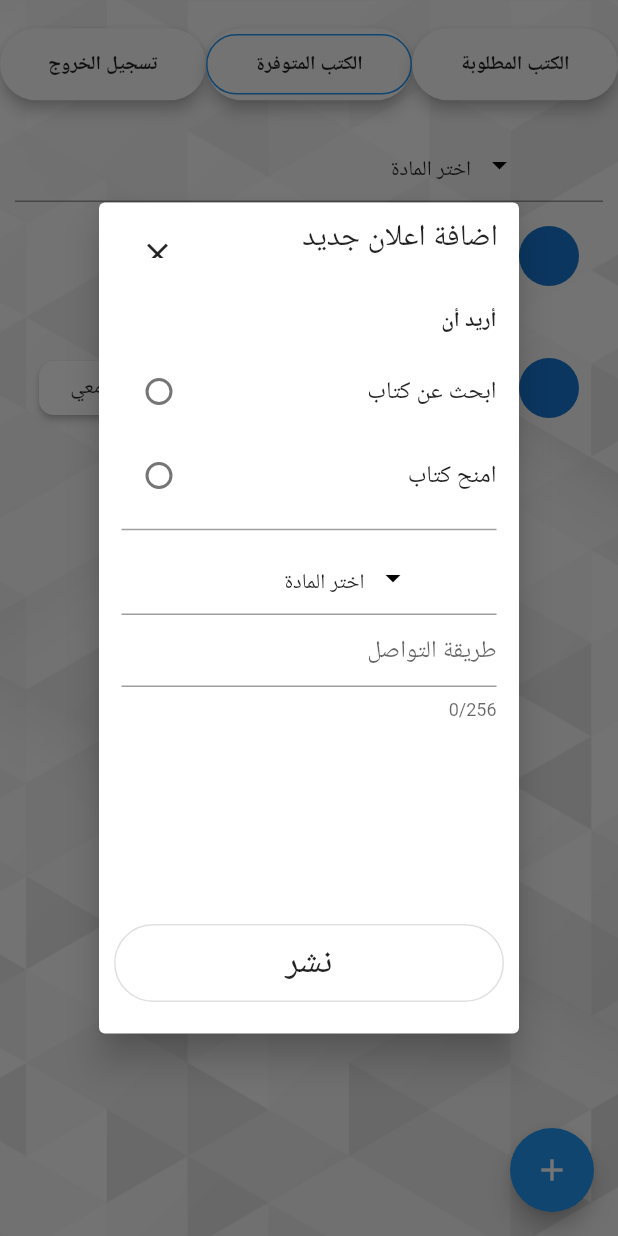
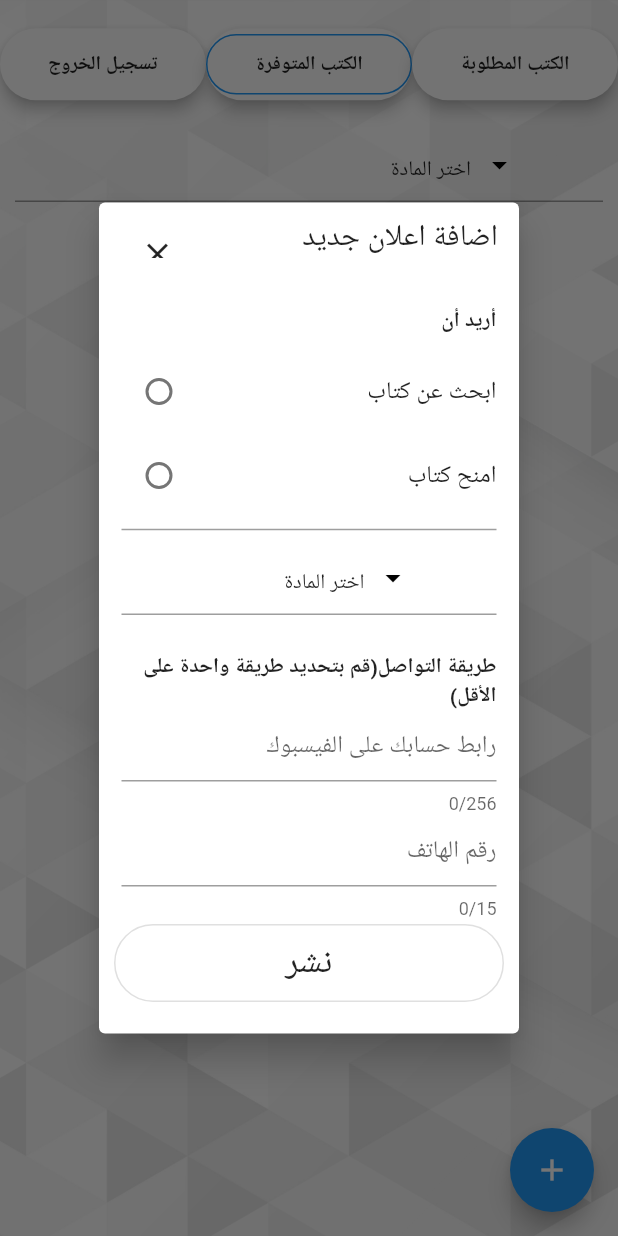
Before and after one commit to JosephJasin/Flare, a Flutter app: the screen it shows once a user with an empty profile is signed in, after a tap on the "add" icon, on a phone screen of 412 x 824 dp. Run offline on Flutter 3.47's test engine with Material 2 defaults, Android fonts, the phone set to English and light mode, and no system bars; drawn by our look-alikes of dropdown_search; our stand-ins replace cloud_firestore, firebase_auth, firebase_core, google_fonts, google_sign_in; accounts and stored records are empty; Roboto replaces fonts that are missing (Changa).

Commit message:
ui semi completed

```diff
--- a/lib/bookModel.dart
+++ b/lib/bookModel.dart
@@ -1,8 +1,9 @@
 import 'package:flutter/cupertino.dart';
 import 'package:cloud_firestore/cloud_firestore.dart';
+import 'package:flutter/material.dart';
 
 class Book {
-  final String uid, course, contactInfo;
+  final String uid, course, facebook, whatsapp, image, name;
   final bool isRequest;
 
   String id;
@@ -11,21 +12,30 @@ class Book {
     @required this.uid,
     @required this.isRequest,
     @required this.course,
-    @required this.contactInfo,
-  });
+    @required this.image,
+    @required this.name,
+    this.facebook,
+    this.whatsapp,
+  }) : assert(facebook != null || whatsapp != null);
 
   Book.fromJson(Map<String, dynamic> json, [this.id])
       : uid = json['uid'],
+        name = json['name'],
         isRequest = json['isRequest'],
         course = json['course'],
-        contactInfo = json['contactInfo'];
+        image = json['image'],
+        facebook = json['facebook'],
+        whatsapp = json['whatsapp'];
 
   Map<String, dynamic> get toJson {
     return {
       'uid': uid,
       'isRequest': isRequest,
       'course': course,
-      'contactInfo': contactInfo,
+      'image': image,
+      'name' : name,
+      'facebook': facebook,
+      'whatsapp': whatsapp,
     };
   }
 
@@ -46,19 +56,30 @@ class BookModel {
     return Book.fromJson(docSnap.data(), docSnap.id);
   }
 
-  static Future<List<Book>> getBooks(String faculty,
-      {String course, bool isRequest}) async {
-    Query query = _posts.where('faculty', isEqualTo: faculty);
+  static Future<List<Book>> getBooks(bool isRequest, {String course}) async {
+    Query query = _posts.where('isRequest', isEqualTo: isRequest);
 
-    if (course != null) query = query.where('course', isEqualTo: course);
+    if (course != null)
+      query = query.where('course' , isEqualTo: course);
 
-    if (isRequest != null)
-      query = query.where('isRequest', isEqualTo: isRequest);
-
-    QuerySnapshot querySnap = await query.get();
+    final querySnap = await query.get();
 
     return querySnap.docs
         .map((doc) => Book.fromJson(doc.data(), doc.id))
         .toList();
   }
 }
+
+String validFacebookUrl(String url) {
+  url = url.toLowerCase();
+  String pattern =
+      r"^((https://www.)|(https://)|(www.)|[ ])?facebook.com/[\w\.]{1,}";
+  RegExp validator = RegExp(pattern);
+  return validator.stringMatch(url);
+}
+
+String validPhoneNumber(String p) {
+  String pattern = r"^((00962)|(\+962)|(0))7[7-9]\d{7}$";
+  RegExp validator = RegExp(pattern);
+  return validator.stringMatch(p);
+}
--- a/lib/routes/addPostScreen.dart
+++ b/lib/routes/addPostScreen.dart
@@ -1,4 +1,3 @@
-import 'package:dropdown_search/dropdown_search.dart';
 import 'package:flare/providers.dart';
 import 'package:flare/widgets.dart';
 import 'package:flutter/cupertino.dart';
@@ -8,7 +7,6 @@ import 'package:provider/provider.dart';
 
 import '../bookModel.dart';
 
-import 'courses.dart';
 
 class AddPostScreen extends StatefulWidget {
   @override
@@ -22,7 +20,8 @@ class _AddPostScreenState extends State<AddPostScreen> {
 
   final sKey = GlobalKey<ScaffoldState>();
 
-  final contactController = TextEditingController();
+  final facebook = TextEditingController();
+  final whatsapp = TextEditingController();
 
   @override
   Widget build(BuildContext context) {
@@ -93,15 +92,34 @@ class _AddPostScreenState extends State<AddPostScreen> {
                   color: Colors.grey,
                   thickness: 1,
                 ),
-                DropDownSearchable(course),
+                DropDownSearchable(course , setState),
+                SizedBox(height: 25),
+                Text(
+                  'طريقة التواصل(قم بتحديد طريقة واحدة على الأقل)',
+                  textDirection: TextDirection.rtl,
+                  style: TextStyle(
+                    fontWeight: FontWeight.bold,
+                  ),
+                ),
                 TextFormField(
-                  controller: contactController,
+                  controller: facebook,
                   // textDirection: TextDirection.rtl,
                   textAlign: TextAlign.right,
+                  keyboardType: TextInputType.url,
                   maxLength: 256,
-                  maxLines: null,
+                  maxLines: 1,
                   decoration: InputDecoration(
-                    hintText: 'طريقة التواصل',
+                    hintText: 'رابط حسابك على الفيسبوك',
+                  ),
+                ),
+                TextFormField(
+                  controller: whatsapp,
+                  keyboardType: TextInputType.phone,
+                  textAlign: TextAlign.right,
+                  maxLength: 15,
+                  maxLines: 1,
+                  decoration: InputDecoration(
+                    hintText: 'رقم الهاتف',
                   ),
                 ),
               ],
@@ -126,15 +144,22 @@ class _AddPostScreenState extends State<AddPostScreen> {
               ),
             ),
             onPressed: () async {
-
+              facebook.text = facebook.text.trim();
+              whatsapp.text = whatsapp.text.trim();
 
               String error;
               if (isRequest == null)
                 error = 'قم باختيار نوع الأعلان';
-              else if (course == null)
+              else if (course.value == null)
                 error = 'قم باختيار اسم المادة';
-              else if (contactController.text.trim().isEmpty)
-                error = 'قم بادخال طريقة التواصل';
+              else if (facebook.text.isEmpty && whatsapp.text.isEmpty)
+                error = 'قم بادخال طريقة تواصل';
+
+              if (facebook.text.isNotEmpty &&
+                  validFacebookUrl(facebook.text) == null) {
+                error = 'رابط حساب الفيسوبك غير صحيح';
+              }
+
               if (error != null)
                 sKey.currentState
                   ..hideCurrentSnackBar()
@@ -153,10 +178,14 @@ class _AddPostScreenState extends State<AddPostScreen> {
                   );
               else {
                 await BookModel.addBook(Book(
-                    uid: context.read<Auth>().uid,
-                    isRequest: isRequest,
-                    course: course.value,
-                    contactInfo: contactController.text));
+                  uid: context.read<Auth>().uid,
+                  isRequest: isRequest,
+                  course: course.value,
+                  image: context.read<Auth>().currentUser.photoURL,
+                  name:  context.read<Auth>().currentUser.displayName,
+                  facebook: facebook.text.trim(),
+                  whatsapp: whatsapp.text.trim(),
+                ));
 
                 await Navigator.of(context).maybePop();
 
--- a/lib/routes/homeScreen.dart
+++ b/lib/routes/homeScreen.dart
@@ -1,12 +1,12 @@
+import 'package:flare/bookModel.dart';
+import 'package:flutter/cupertino.dart';
 import 'package:flutter/material.dart';
 
-import 'package:dropdown_search/dropdown_search.dart';
 import 'package:provider/provider.dart';
 
 import 'addPostScreen.dart';
 import '../widgets.dart';
 import '../providers.dart';
-import 'courses.dart';
 
 class HomeScreen extends StatefulWidget {
   @override
@@ -14,14 +14,15 @@ class HomeScreen extends StatefulWidget {
 }
 
 class _HomeScreenState extends State<HomeScreen> {
-  bool isRequest;
-
   final course = Wrapper<String>();
 
   final sKey = GlobalKey<ScaffoldState>();
 
+  final selectedScreen = Wrapper<int>(1);
+
   @override
   Widget build(BuildContext context) {
+    print('course = ${selectedScreen.value}');
     return Container(
       decoration: BoxDecoration(
         image: DecorationImage(
@@ -32,7 +33,7 @@ class _HomeScreenState extends State<HomeScreen> {
       child: Scaffold(
         key: sKey,
         backgroundColor: Colors.transparent,
-        appBar: MyAppBar(),
+        appBar: MyAppBar(selectedScreen , setState),
         floatingActionButton: FloatingActionButton(
           tooltip: 'اضافة اعلان جديد',
           child: Icon(
@@ -61,82 +62,99 @@ class _HomeScreenState extends State<HomeScreen> {
             }
           },
         ),
+
         body: LayoutBuilder(
           builder: (context, c) {
-            return Center(
-              child: ListView(
+            return FutureBuilder<List<Book>>(
+              future: BookModel.getBooks(selectedScreen.value != 1, course: course.value),
+              builder: (context, snap) {
+                List<Book> books = snap.data;
+                return ListView(
                   padding: c.maxWidth > 800
                       ? EdgeInsets.symmetric(horizontal: c.maxWidth / 3)
                       : EdgeInsets.symmetric(horizontal: 10),
                   children: [
-                  DropDownSearchable(course),
+                    DropDownSearchable(course, setState),
+                    if (snap.hasData)
+                      for (int i = 0; i < books.length; ++i)
                         ListTile(
                           title: Text(
-                      'يوسف ياسين',
+                            books[i].name,
                             textDirection: TextDirection.rtl,
                             style: TextStyle(
                               fontWeight: FontWeight.bold,
                             ),
                           ),
                           subtitle: Text(
-                      'كتاب لغة عربية 1',
+                            books[i].course,
                             textDirection: TextDirection.rtl,
                           ),
-                    trailing: CircleAvatar(),
-                  ),
-                  Padding(
-                    padding: c.maxWidth > 500
-                        ? EdgeInsets.symmetric(horizontal: c.maxWidth / 12)
-                        : EdgeInsets.symmetric(horizontal: 100),
-                    child: const Divider(
-                      color: Colors.grey,
-                      thickness: 1,
-                    ),
-                  ),
-                  ListTile(
-                    title: Text(
-                      'يوسف ياسين',
-                      textDirection: TextDirection.rtl,
-                      style: TextStyle(
-                        fontWeight: FontWeight.bold,
-                      ),
-                    ),
-                    subtitle: Text(
-                      'كتاب لغة عربية 1',
-                      textDirection: TextDirection.rtl,
-                    ),
-                    trailing: CircleAvatar(),
-                    leading: Container(
-                      width: 100,
-                      child:
-                          // Row(
-                          //   children: [
-                          //     CircleAvatar(
-                          //       backgroundImage: AssetImage('assets/whatsapp.png'),
-                          //       backgroundColor: Colors.transparent,
-                          //     ),
-                          //     CircleAvatar(
-                          //       backgroundImage: AssetImage('assets/facebook.png'),
-                          //       backgroundColor: Colors.transparent,
-                          //     ),
-                          //   ],
-                          // ),
-
-                          RaisedButton(
-                        color: Colors.white,
-                        shape: RoundedRectangleBorder(
-                          borderRadius: BorderRadius.circular(10),
-                        ),
-                        child: Text('تواصل معي'),
-                        onPressed: () {},
-                      ),
+                          trailing: CircleAvatar(
+                            backgroundImage: NetworkImage(books[i].image),
                           ),
                         ),
                   ],
-              ),
+                );
+              },
             );
           },
         ),
+
+        //           Padding(
+        //             padding: c.maxWidth > 500
+        //                 ? EdgeInsets.symmetric(horizontal: c.maxWidth / 12)
+        //                 : EdgeInsets.symmetric(horizontal: 100),
+        //             child: const Divider(
+        //               color: Colors.grey,
+        //               thickness: 1,
+        //             ),
+        //           ),
+        //           ListTile(
+        //             title: Text(
+        //               'يوسف ياسين',
+        //               textDirection: TextDirection.rtl,
+        //               style: TextStyle(
+        //                 fontWeight: FontWeight.bold,
+        //               ),
+        //             ),
+        //             subtitle: Text(
+        //               'كتاب لغة عربية 1',
+        //               textDirection: TextDirection.rtl,
+        //             ),
+        //             trailing: CircleAvatar(
+        //
+        //             ),
+        //             leading: Container(
+        //               width: 100,
+        //               child:
+        //                   // Row(
+        //                   //   children: [
+        //                   //     CircleAvatar(
+        //                   //       backgroundImage: AssetImage('assets/whatsapp.png'),
+        //                   //       backgroundColor: Colors.transparent,
+        //                   //     ),
+        //                   //     CircleAvatar(
+        //                   //       backgroundImage: AssetImage('assets/facebook.png'),
+        //                   //       backgroundColor: Colors.transparent,
+        //                   //     ),
+        //                   //   ],
+        //                   // ),
+        //
+        //                   RaisedButton(
+        //                 color: Colors.white,
+        //                 shape: RoundedRectangleBorder(
+        //                   borderRadius: BorderRadius.circular(10),
+        //                 ),
+        //                 child: Text('تواصل معي'),
+        //                 onPressed: () {},
+        //               ),
+        //             ),
+        //           ),
+        //         ],
+        //       ),
+        //     );
+        //   },
+        // ),
       ),
     );
   }
--- a/lib/widgets.dart
+++ b/lib/widgets.dart
@@ -9,9 +9,11 @@ import 'package:provider/provider.dart';
 import 'providers.dart';
 
 class MyAppBar extends StatefulWidget implements PreferredSizeWidget {
-  final int selectedScreen;
+  final Wrapper<int> selected;
 
-  MyAppBar({this.selectedScreen});
+  final Function callback;
+
+  MyAppBar(this.selected, this.callback) : assert(selected != null);
 
   @override
   _MyAppBarState createState() => _MyAppBarState();
@@ -22,8 +24,6 @@ class MyAppBar extends StatefulWidget implements PreferredSizeWidget {
 }
 
 class _MyAppBarState extends State<MyAppBar> {
-  int selected = 1;
-
   @override
   Widget build(BuildContext context) {
     return LayoutBuilder(
@@ -55,11 +55,11 @@ class _MyAppBarState extends State<MyAppBar> {
                 child: MyButton(
                   title: 'الكتب المتوفرة',
                   onPressed: () {
-                    setState(() {
-                      selected = 1;
+                    widget.callback(() {
+                      widget.selected.value = 1;
                     });
                   },
-                  isSelected: selected == 1,
+                  isSelected: widget.selected.value == 1,
                 ),
               ),
               if (c.maxWidth > 500) const Spacer(flex: 1),
@@ -68,11 +68,11 @@ class _MyAppBarState extends State<MyAppBar> {
                 child: MyButton(
                   title: 'الكتب المطلوبة',
                   onPressed: () {
-                    setState(() {
-                      selected = 2;
+                    widget.callback(() {
+                      widget.selected.value = 2;
                     });
                   },
-                  isSelected: selected == 2,
+                  isSelected: widget.selected.value == 2,
                 ),
               ),
               if (c.maxWidth > 500) const Spacer(flex: 1),
@@ -145,12 +145,16 @@ class MyButton extends StatelessWidget {
 
 class Wrapper<T> {
   T value;
+
+  Wrapper([this.value]);
 }
 
 class DropDownSearchable extends StatefulWidget {
   final Wrapper<String> course;
 
-  DropDownSearchable(this.course) : assert(course != null);
+  final Function callback;
+
+  DropDownSearchable(this.course, this.callback) : assert(course != null);
 
   @override
   _DropDownSearchableState createState() => _DropDownSearchableState();
@@ -161,6 +165,7 @@ class _DropDownSearchableState extends State<DropDownSearchable> {
   Widget build(BuildContext context) {
     return DropdownSearch<String>(
       showSearchBox: true,
+      showClearButton: true,
       dropdownBuilder: (context, selectedItem, itemAsString) {
         return Align(
           alignment: Alignment.centerRight,
@@ -169,8 +174,8 @@ class _DropDownSearchableState extends State<DropDownSearchable> {
           ),
         );
       },
-      hint: "اختر المادة",
       mode: Mode.MENU,
+      selectedItem: widget.course.value,
       autoFocusSearchBox: true,
       dropdownSearchDecoration: InputDecoration(
         suffix: widget.course.value == null
@@ -197,7 +202,7 @@ class _DropDownSearchableState extends State<DropDownSearchable> {
       onFind: (String filter) async => courses,
       itemAsString: (String u) => u,
       onChanged: (String data) {
-        setState(() {
+        widget.callback(() {
           widget.course.value = data;
         });
       },
```
Also changed, not shown: 1 other file. Lines whose indentation alone changed are shown as unchanged.
